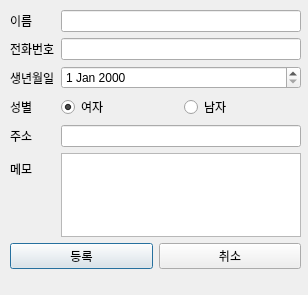
Qt form SereneU/InsertCustomer.ui (rgvefc1/SereneU_window) before a commit.
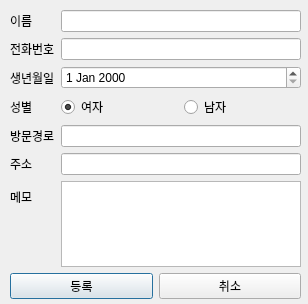
The same form after that commit.

Patch:
```diff
--- a/SereneU/InsertCustomer.ui
+++ b/SereneU/InsertCustomer.ui
@@ -7,7 +7,7 @@
     <x>0</x>
     <y>0</y>
     <width>308</width>
-    <height>295</height>
+    <height>304</height>
    </rect>
   </property>
   <property name="windowTitle">
@@ -19,7 +19,7 @@
      <x>10</x>
      <y>10</y>
      <width>291</width>
-     <height>259</height>
+     <height>289</height>
     </rect>
    </property>
    <layout class="QVBoxLayout" name="verticalLayout">
@@ -83,26 +83,36 @@
         </item>
        </layout>
       </item>
-      <item row="4" column="0">
+      <item row="5" column="0">
        <widget class="QLabel" name="label_5">
         <property name="text">
          <string>주소</string>
         </property>
        </widget>
       </item>
-      <item row="4" column="1">
+      <item row="5" column="1">
        <widget class="QLineEdit" name="address"/>
       </item>
-      <item row="5" column="0">
+      <item row="6" column="0">
        <widget class="QLabel" name="label_7">
         <property name="text">
          <string>메모</string>
         </property>
        </widget>
       </item>
-      <item row="5" column="1">
+      <item row="6" column="1">
        <widget class="QPlainTextEdit" name="memo"/>
       </item>
+      <item row="4" column="0">
+       <widget class="QLabel" name="label_6">
+        <property name="text">
+         <string>방문경로</string>
+        </property>
+       </widget>
+      </item>
+      <item row="4" column="1">
+       <widget class="QLineEdit" name="visitRoot"/>
+      </item>
      </layout>
     </item>
     <item>
```
